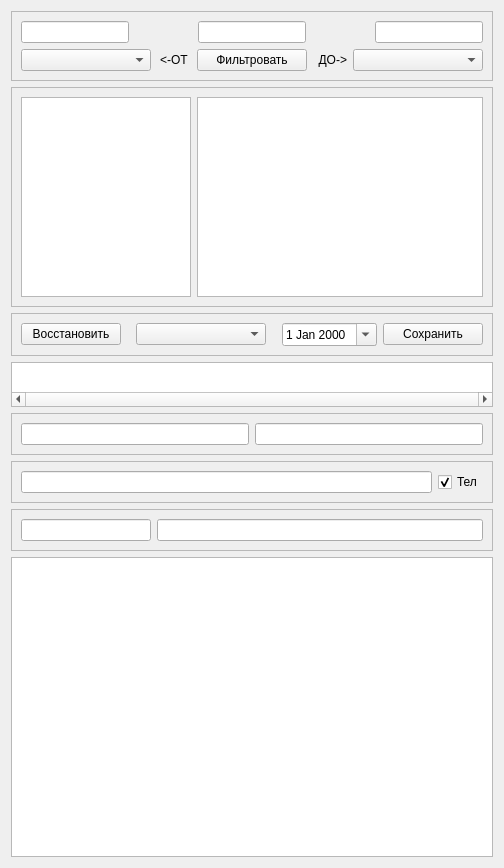
Above: crmand_win.ui from dekarh3/crmand before the change. Below: the same form after it.
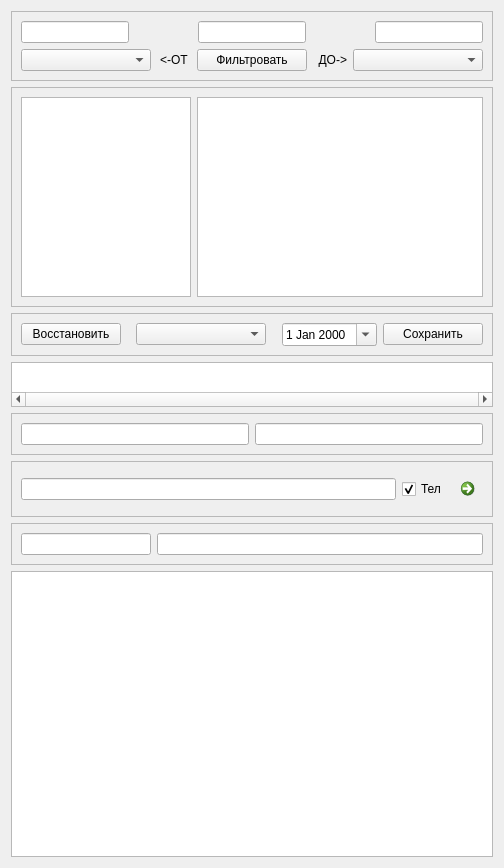
That is the form after the change.

Patch:
```diff
--- a/crmand_win.ui
+++ b/crmand_win.ui
@@ -368,6 +368,22 @@
         </property>
        </widget>
       </item>
+      <item>
+       <widget class="QCommandLinkButton" name="cbCreateContact">
+        <property name="maximumSize">
+         <size>
+          <width>30</width>
+          <height>16777215</height>
+         </size>
+        </property>
+        <property name="text">
+         <string/>
+        </property>
+        <property name="description">
+         <string/>
+        </property>
+       </widget>
+      </item>
      </layout>
     </widget>
    </item>
```
